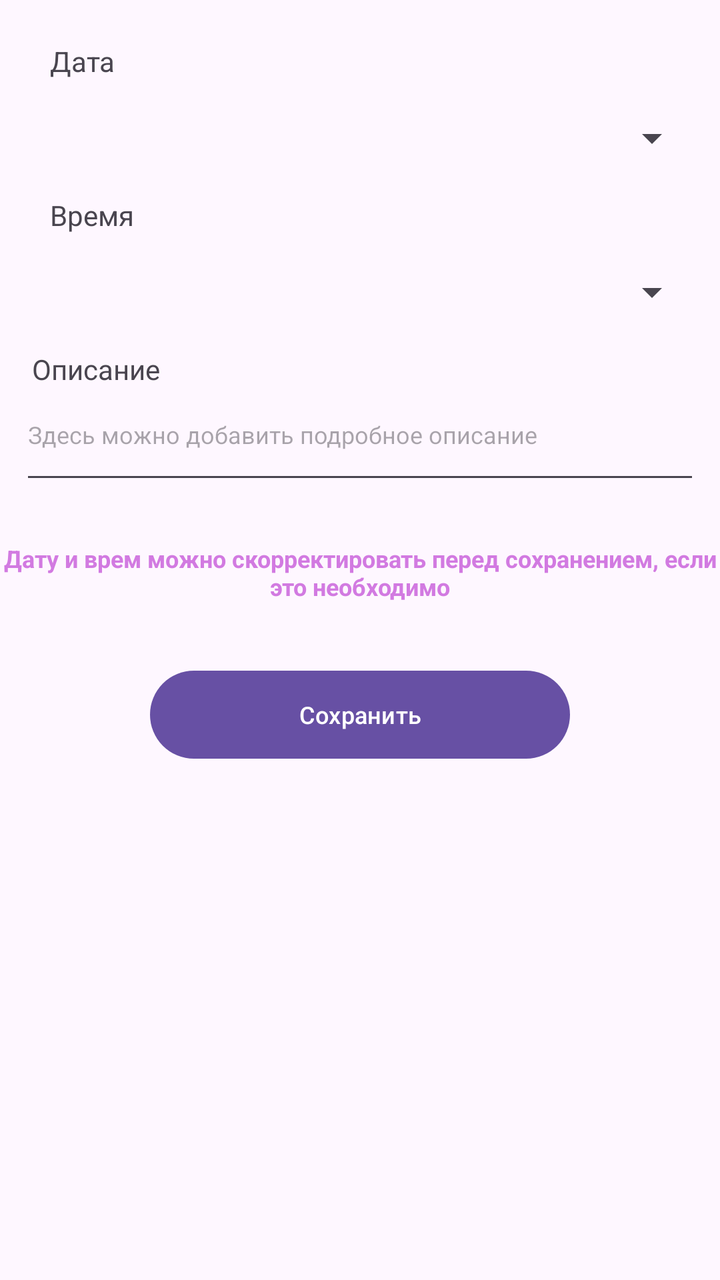
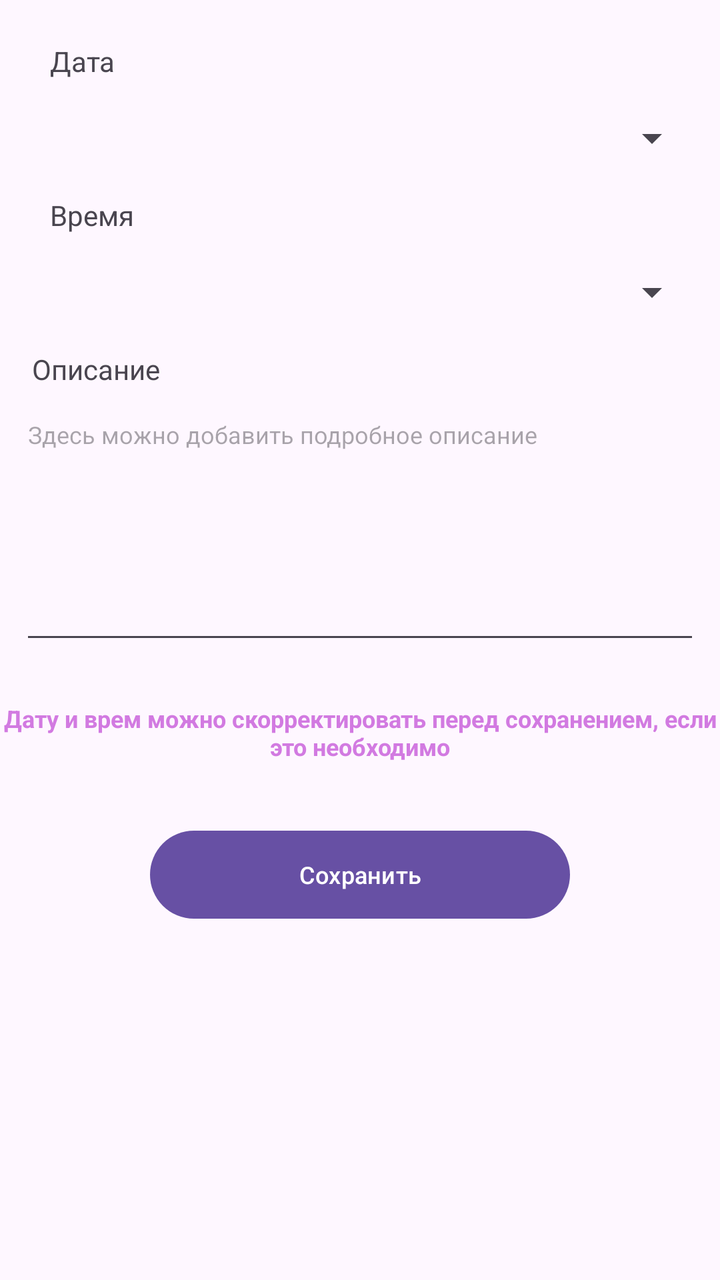

Compare the two renders of this Android layout. The source of the first and the diff that turns it into the second are given below.
<!-- AndroidManifest.xml: application theme Theme.AppFond -->
<!-- res/layout/fragment_fix.xml -->
<?xml version="1.0" encoding="utf-8"?>
<androidx.constraintlayout.widget.ConstraintLayout xmlns:android="http://schemas.android.com/apk/res/android"
    xmlns:app="http://schemas.android.com/apk/res-auto"
    xmlns:tools="http://schemas.android.com/tools"
    android:layout_width="match_parent"
    android:layout_height="match_parent">

    <ProgressBar
        android:id="@+id/progressBarFixEpiF"
        style="?android:attr/progressBarStyleHorizontal"
        android:layout_width="0dp"
        android:layout_height="wrap_content"
        android:indeterminate="true"
        android:indeterminateTint="@color/fiol"
        android:visibility="invisible"
        app:layout_constraintEnd_toEndOf="parent"
        app:layout_constraintHorizontal_bias="0.0"
        app:layout_constraintStart_toStartOf="parent"
        app:layout_constraintTop_toBottomOf="@+id/toolbarFixEpi" />

    <Button
        android:id="@+id/buttonPushEpiF"
        android:layout_width="0dp"
        android:layout_height="52dp"
        android:layout_marginStart="75dp"
        android:layout_marginTop="30dp"
        android:layout_marginEnd="75dp"
        android:text="Сохранить"
        android:textSize="12sp"
        app:layout_constraintEnd_toEndOf="parent"
        app:layout_constraintHorizontal_bias="0.0"
        app:layout_constraintStart_toStartOf="parent"
        app:layout_constraintTop_toBottomOf="@+id/textView25" />

    <TextView
        android:id="@+id/textView25"
        android:layout_width="wrap_content"
        android:layout_height="wrap_content"
        android:layout_marginStart="10dp"
        android:layout_marginTop="24dp"
        android:layout_marginEnd="10dp"
        android:text="Дату и врем можно скорректировать перед сохранением, если это необходимо"
        android:textAlignment="center"
        android:textColor="@color/fiol_bleed"
        android:textSize="12sp"
        android:textStyle="bold"
        app:layout_constraintEnd_toEndOf="parent"
        app:layout_constraintStart_toStartOf="parent"
        app:layout_constraintTop_toBottomOf="@+id/fieldEpiDescF" />

    <EditText
        android:id="@+id/fieldEpiDescF"
        android:layout_width="0dp"
        android:layout_height="wrap_content"
        android:layout_marginStart="10dp"
        android:layout_marginTop="5dp"
        android:layout_marginEnd="10dp"
        android:autofillHints=""
        android:editable="true"
        android:ems="10"
        android:enabled="true"
        android:gravity="start|top"
        android:hint="@string/res_desc_card"
        android:inputType="textMultiLine"
        android:minHeight="48dp"
        android:textSize="12sp"
        app:layout_constraintEnd_toEndOf="parent"
        app:layout_constraintHorizontal_bias="0.0"
        app:layout_constraintStart_toStartOf="parent"
        app:layout_constraintTop_toBottomOf="@+id/textView23" />

    <TextView
        android:id="@+id/textView23"
        android:layout_width="wrap_content"
        android:layout_height="wrap_content"
        android:layout_marginStart="16dp"
        android:layout_marginTop="5dp"
        android:text="@string/desc_card_val"
        app:layout_constraintStart_toStartOf="parent"
        app:layout_constraintTop_toBottomOf="@+id/fieldFixTimeF" />

    <EditText
        android:id="@+id/fieldFixTimeF"
        style="@style/Widget.AppCompat.Spinner"
        android:layout_width="0dp"
        android:layout_height="wrap_content"
        android:layout_marginStart="10dp"
        android:layout_marginTop="5dp"
        android:layout_marginEnd="10dp"
        android:autofillHints=""
        android:editable="false"
        android:ems="10"
        android:enabled="true"
        android:hint="@string/res_some_unknown_field"
        android:minHeight="48dp"
        app:layout_constraintEnd_toEndOf="parent"
        app:layout_constraintHorizontal_bias="0.0"
        app:layout_constraintStart_toStartOf="parent"
        app:layout_constraintTop_toBottomOf="@+id/labelFixTimeF"
        tools:ignore="SpeakableTextPresentCheck" />

    <TextView
        android:id="@+id/labelFixTimeF"
        android:layout_width="0dp"
        android:layout_height="wrap_content"
        android:layout_marginStart="25dp"
        android:layout_marginTop="5dp"
        android:layout_marginEnd="25dp"
        android:text="Время"
        app:layout_constraintEnd_toEndOf="parent"
        app:layout_constraintHorizontal_bias="0.0"
        app:layout_constraintStart_toStartOf="parent"
        app:layout_constraintTop_toBottomOf="@+id/fieldDateFixF" />

    <EditText
        android:id="@+id/fieldDateFixF"
        style="@style/Widget.AppCompat.Spinner"
        android:layout_width="0dp"
        android:layout_height="wrap_content"
        android:layout_marginStart="10dp"
        android:layout_marginTop="5dp"
        android:layout_marginEnd="10dp"
        android:autofillHints=""
        android:editable="false"
        android:ems="10"
        android:enabled="true"
        android:hint="@string/res_some_unknown_field"
        android:minHeight="48dp"
        app:layout_constraintEnd_toEndOf="parent"
        app:layout_constraintHorizontal_bias="1.0"
        app:layout_constraintStart_toStartOf="parent"
        app:layout_constraintTop_toBottomOf="@+id/textView20"
        tools:ignore="SpeakableTextPresentCheck" />

    <TextView
        android:id="@+id/textView20"
        android:layout_width="0dp"
        android:layout_height="wrap_content"
        android:layout_marginStart="25dp"
        android:layout_marginTop="5dp"
        android:layout_marginEnd="25dp"
        android:text="Дата"
        app:layout_constraintEnd_toEndOf="parent"
        app:layout_constraintHorizontal_bias="0.0"
        app:layout_constraintStart_toStartOf="parent"
        app:layout_constraintTop_toBottomOf="@+id/progressBarFixEpiF" />
</androidx.constraintlayout.widget.ConstraintLayout>
<!-- resources referenced by this layout -->
<resources>
  <color name="fiol">#9C27B0</color>
  <color name="fiol_bleed">#D27AE1</color>
  <string name="desc_card_val">Описание</string>
  <string name="res_desc_card">Здесь можно добавить подробное описание</string>
  <string name="res_some_unknown_field" />
  <style name="Theme.AppFond" parent="Theme.MaterialComponents.DayNight.NoActionBar">
          
          <item name="colorPrimary">@color/fiol</item>
          <item name="colorPrimaryVariant">@color/fiol</item>
          <item name="colorOnPrimary">@color/white</item>
          
          <item name="colorSecondary">@color/purple_400</item>
          <item name="colorSecondaryVariant">@color/purple_800</item>
          <item name="colorOnSecondary">@color/black</item>
          
          <item name="android:statusBarColor">?attr/colorPrimaryVariant</item>
          
      </style>
  <color name="white">#FFFFFFFF</color>
  <color name="black">#FF000000</color>
</resources>

<!-- the commit's change to res/layout/fragment_fix.xml (unified diff, before → after) -->
@@ -62,7 +62,7 @@
         android:gravity="start|top"
         android:hint="@string/res_desc_card"
         android:inputType="textMultiLine"
-        android:minHeight="48dp"
+        android:minHeight="128dp"
         android:textSize="12sp"
         app:layout_constraintEnd_toEndOf="parent"
         app:layout_constraintHorizontal_bias="0.0"
